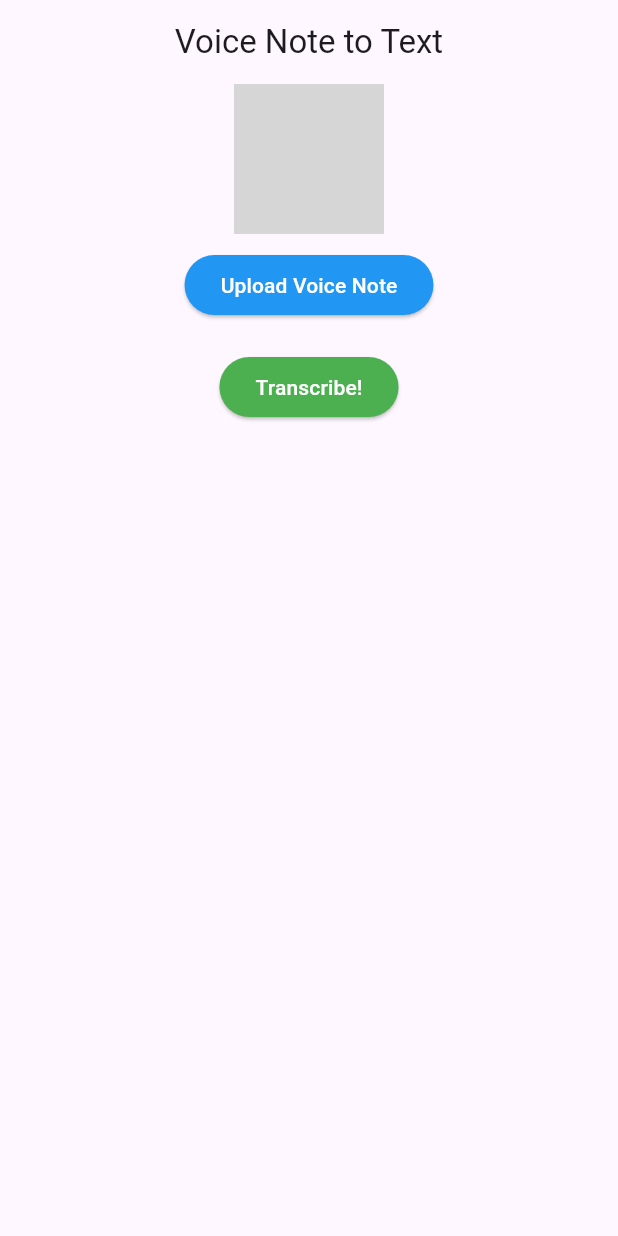
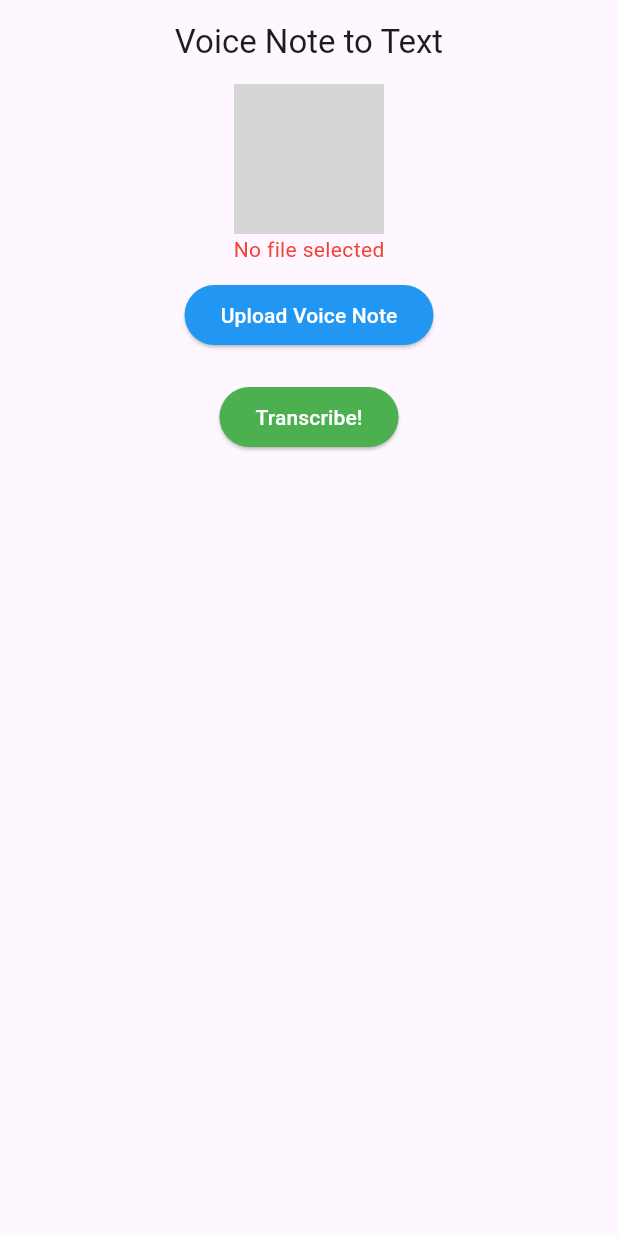
Before and after one commit to IsaiahSama/Vn2Text, a Flutter app: the screen it shows after launch, after a tap on "Upload Voice Note", on a phone screen of 412 x 824 dp. Run offline on Flutter 3.47's test engine with Material 3 defaults, Android fonts, the light colour scheme and no system bars; our stand-ins replace file_picker, flutter_riverpod; network calls fail; grey boxes are pictures that could not be loaded.

Commit message:
Added Riverpod for state management

```diff
--- a/lib/main.dart
+++ b/lib/main.dart
@@ -1,6 +1,7 @@
 import 'package:flutter/material.dart';
+import 'package:flutter_riverpod/flutter_riverpod.dart';
 import './src/app.dart';
 
 void main() {
-  runApp(const MyApp());
+  runApp(const ProviderScope(child: MyApp()));
 }
--- a/lib/src/app.dart
+++ b/lib/src/app.dart
@@ -3,6 +3,7 @@ import 'dart:io';
 import 'package:flutter/material.dart';
 import 'package:file_picker/file_picker.dart';
 import 'package:voice_note_to_text/src/filepicker.dart';
+import 'package:flutter_riverpod/flutter_riverpod.dart';
 
 class MyApp extends StatelessWidget {
   const MyApp({super.key});
@@ -10,20 +11,24 @@ class MyApp extends StatelessWidget {
   @override
   Widget build(BuildContext context) {
     return MaterialApp(
-        home: Scaffold(
-      appBar: AppBar(
-        title: const Center(child: Text('Voice Note to Text')),
+      home: Scaffold(
+        appBar: AppBar(
+          title: const Center(child: Text('Voice Note to Text')),
+        ),
+        body: const MyHomePage(),
       ),
-      body: const MyHomePage(),
-    ));
+    );
   }
 }
 
-class MyHomePage extends StatelessWidget {
+final fileProvider = StateProvider<File?>((ref) => null);
+final errorProvider = StateProvider<String>((ref) => "");
+
+class MyHomePage extends ConsumerWidget {
   const MyHomePage({super.key});
 
   @override
-  Widget build(BuildContext context) {
+  Widget build(BuildContext context, WidgetRef ref) {
     return Center(
       child: Column(
         children: [
@@ -31,10 +36,14 @@ class MyHomePage extends StatelessWidget {
               "https://th.bing.com/th/id/OIG2.DY4RCeB1fLi1yzfYWYzq?pid=ImgGn",
               height: 100,
               width: 100),
+          Text(ref.watch(errorProvider).toString(),
+              style: const TextStyle(
+                color: Colors.red,
+              )),
           Padding(
             padding: const EdgeInsets.all(10),
             child: ElevatedButton(
-              onPressed: uploadVoiceNote,
+              onPressed: () => uploadVoiceNote(ref),
               style: ElevatedButton.styleFrom(
                 backgroundColor: Colors.blue,
                 foregroundColor: Colors.white,
@@ -45,7 +54,7 @@ class MyHomePage extends StatelessWidget {
           Padding(
               padding: const EdgeInsets.all(10),
               child: ElevatedButton(
-                onPressed: transcribe,
+                onPressed: () => transcribe(ref),
                 style: ElevatedButton.styleFrom(
                   backgroundColor: Colors.green,
                   foregroundColor: Colors.white,
@@ -58,9 +67,7 @@ class MyHomePage extends StatelessWidget {
   }
 }
 
-
-void uploadVoiceNote() async{
-
+void uploadVoiceNote(WidgetRef ref) async {
   print("Upload Voice Note");
 
   // Select a file
@@ -69,18 +76,19 @@ void uploadVoiceNote() async{
   // If the file doesn't exist, notify user and return.
   if (result == null) {
     // Display Error message
+    ref.read(errorProvider.notifier).state = "No file selected";
     return;
   }
 
   // Temporarily store the file for transcription.
 
   File file = File(result.files.single.path!);
+
   // Store file in Riverpod!
-
+  ref.read(fileProvider.notifier).state = file;
 }
 
-void transcribe() {
-
+void transcribe(WidgetRef ref) async {
   print("Transcribe!");
 
   // Transcribe the file using my API
--- a/pubspec.yaml
+++ b/pubspec.yaml
@@ -10,6 +10,7 @@ dependencies:
   file_picker: ^8.1.3
   flutter:
     sdk: flutter
+  flutter_riverpod: ^2.6.1
   flutter_sharing_intent: ^1.1.1
 
 dev_dependencies:
```
Also changed, not shown: pubspec.lock.
